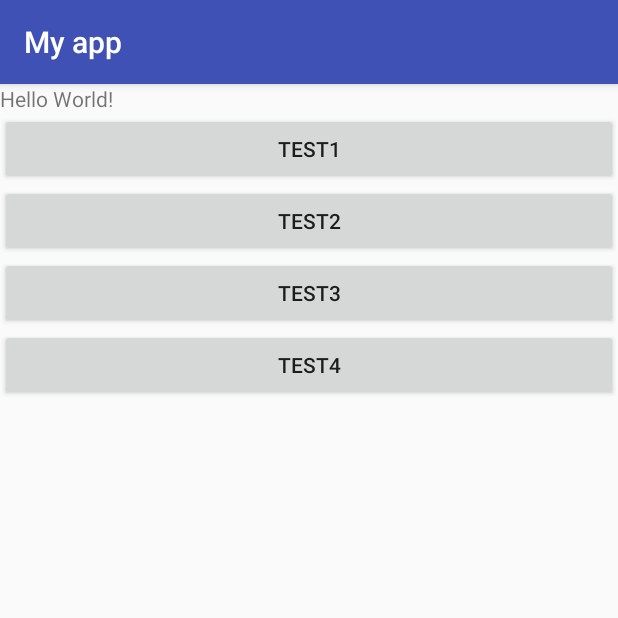
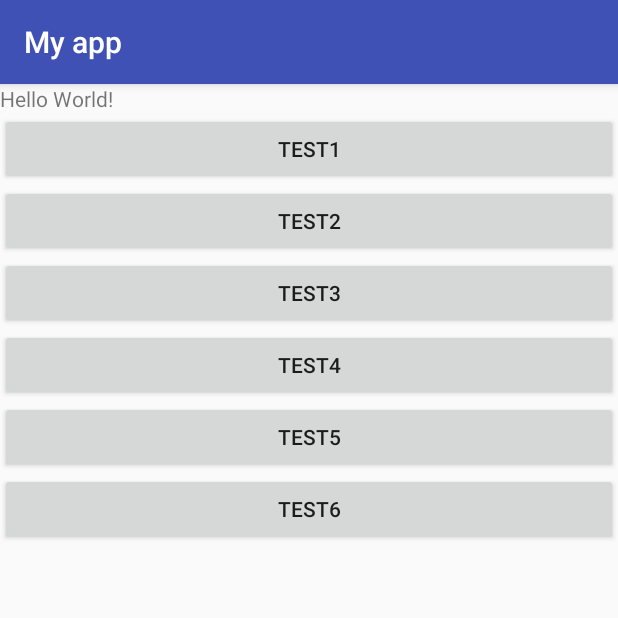
Before and after one commit to partyyaya/Android09save, an Android app: the screen it shows after launch (MainActivity), after a tap on "TEST3", on a phone screen of 412 x 824 dp, the top half of it. Run offline under Robolectric (Android 15) with nearby library versions, the phone set to English and light mode, and no system bars.

Commit message:
20170813

```diff
--- a/app/src/main/java/tw/ming/app/helloworid/myapp/MainActivity.java
+++ b/app/src/main/java/tw/ming/app/helloworid/myapp/MainActivity.java
@@ -1,7 +1,12 @@
 package tw.ming.app.helloworid.myapp;
 
+import android.Manifest;
 import android.content.SharedPreferences;
+import android.content.pm.PackageManager;
 import android.os.Environment;
+import android.support.annotation.NonNull;
+import android.support.v4.app.ActivityCompat;
+import android.support.v4.content.ContextCompat;
 import android.support.v7.app.AppCompatActivity;
 import android.os.Bundle;
 import android.util.Log;
@@ -23,20 +28,46 @@ public class MainActivity extends AppCompatActivity {
         super.onCreate(savedInstanceState);
         setContentView(R.layout.activity_main);
 
-        sp = getSharedPreferences("gamedata",MODE_PRIVATE);
-        editor = sp.edit();
-
-        sdroot = Environment.getExternalStorageDirectory();
-        approot = new File(sdroot,"Android/data/"+getPackageName()+"/");
-        if(!approot.exists()){
-            approot.mkdir();
+        //查看是否取得權限,若沒有則去取得權限,權限也存於暫存資料夾
+        if (ContextCompat.checkSelfPermission(this,
+                Manifest.permission.WRITE_EXTERNAL_STORAGE)
+                != PackageManager.PERMISSION_GRANTED){
+            ActivityCompat.requestPermissions(this,
+                    new String[]{Manifest.permission.WRITE_EXTERNAL_STORAGE},
+                    123);
+        }else{
+            init();
         }
-
 //        String state = Environment.getExternalStorageState();//外存
 //        Log.i("ming",state);
 
         File sd = Environment.getExternalStorageDirectory();//外存目錄
         Log.i("ming",sd.getAbsolutePath());
+    }
+
+    private void init(){
+        sp = getSharedPreferences("gamedata", MODE_PRIVATE);    // gamedata.xml
+        editor = sp.edit();
+
+        sdroot = Environment.getExternalStorageDirectory();
+        approot = new File(sdroot, "Android/data/" + getPackageName() + "/");
+        if (!approot.exists()){
+            approot.mkdirs();
+        }
+    }
+
+    @Override
+    public void onRequestPermissionsResult(
+            int requestCode, @NonNull String[] permissions, @NonNull int[] grantResults) {
+        super.onRequestPermissionsResult(requestCode, permissions, grantResults);
+
+        if (requestCode == 123){
+            if (grantResults[0] == PackageManager.PERMISSION_GRANTED){
+                init();
+            }else{
+                finish();
+            }
+        }
     }
 
     public void test1(View view){
@@ -56,7 +87,7 @@ public class MainActivity extends AppCompatActivity {
         {
             fout.write("Hello\nHello,Ming\n1234567\n".getBytes());
             fout.flush();
-            Toast.makeText(this,"Save OK",Toast.LENGTH_SHORT).show();
+            Toast.makeText(this,"Save OK",Toast.LENGTH_SHORT).show();//放置暫存資料夾
         }catch (Exception e){
             Log.i("ming",e.toString());
         }
@@ -73,4 +104,30 @@ public class MainActivity extends AppCompatActivity {
             Log.i("ming",e.toString());
         }
     }
+
+    public void test5(View view){
+        File file = new File(sdroot,"file.txt");
+        try{
+        FileOutputStream fout = new FileOutputStream(file);
+        fout.write("ok".getBytes());
+        fout.flush();
+            fout.close();
+        }
+        catch (Exception e){
+            Log.i("ming",e.toString());
+        }
+    }
+
+    public void test6(View view){
+        File file = new File(approot,"file.txt");
+        try{
+            FileOutputStream fout = new FileOutputStream(file);
+            fout.write("ok".getBytes());
+            fout.flush();
+            fout.close();
+        }
+        catch (Exception e){
+            Log.i("ming",e.toString());
+        }
+    }
 }
--- a/app/src/main/res/layout/activity_main.xml
+++ b/app/src/main/res/layout/activity_main.xml
@@ -38,4 +38,16 @@
         android:layout_height="wrap_content"
         android:text="test4"
         android:onClick="test4"/>
+
+    <Button
+        android:layout_width="match_parent"
+        android:layout_height="wrap_content"
+        android:text="test5"
+        android:onClick="test5"/>
+
+    <Button
+        android:layout_width="match_parent"
+        android:layout_height="wrap_content"
+        android:text="test6"
+        android:onClick="test6"/>
 </LinearLayout>
```
